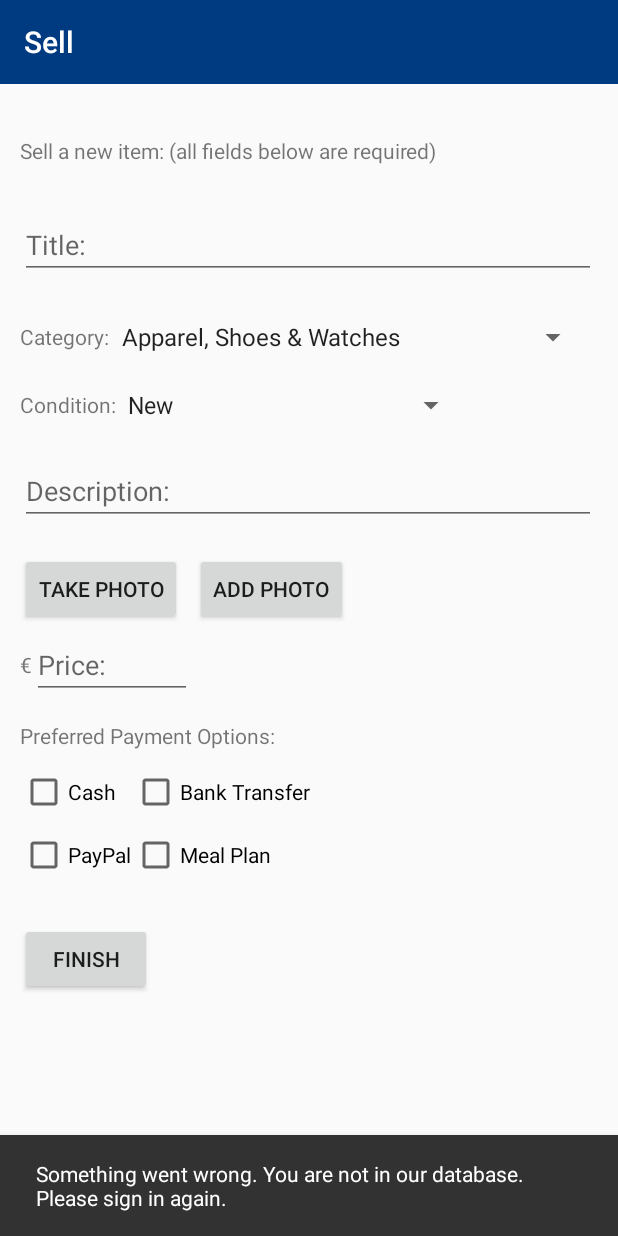
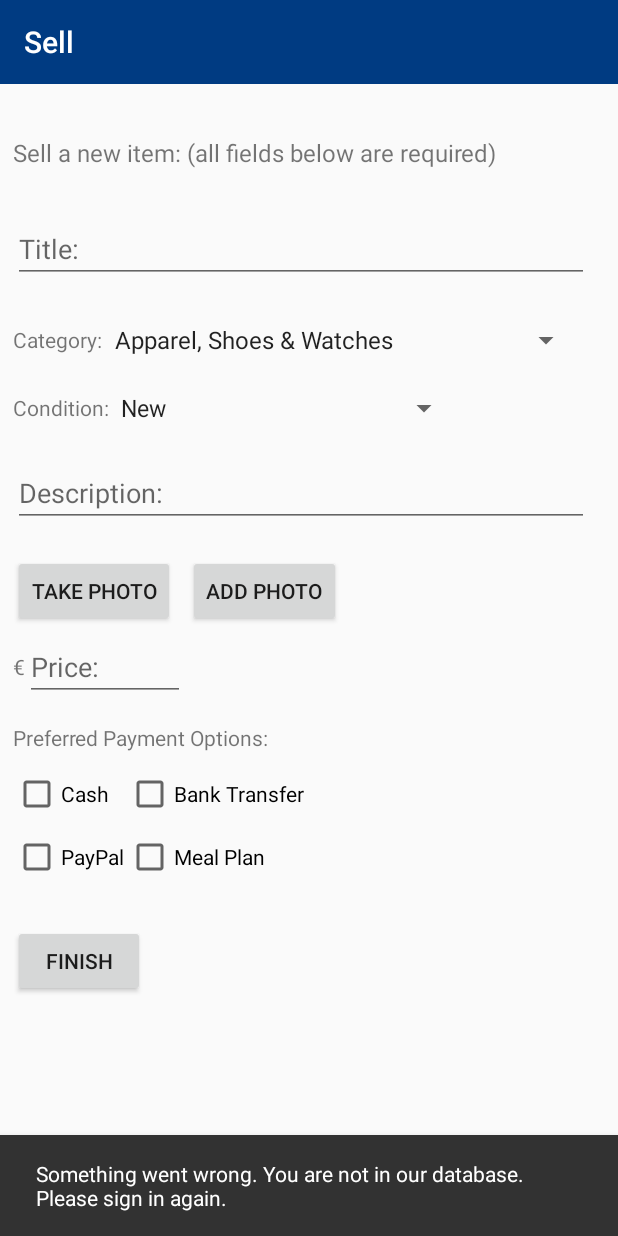
Before and after one commit to tillchen/JStore_Android, an Android app: the SellFragment screen opened through its navigation route, on a phone screen of 412 x 824 dp. Run offline under Robolectric (Android 15) with nearby library versions, the light colour scheme and no system bars; our stand-ins replace Firebase (no records; nobody signed in at launch, a user with empty details on screens opened directly), navigation-ui, paging; libraries missing offline, so code that uses them is left out: androidx.paging, com.firebase.ui; 7 statements that could not run were skipped.

Commit message:
tweaked UI

```diff
--- a/app/src/main/res/layout/fragment_sell.xml
+++ b/app/src/main/res/layout/fragment_sell.xml
@@ -66,6 +66,7 @@
             android:layout_width="wrap_content"
             android:layout_height="wrap_content"
             android:text="@string/sell_a_new_item"
+            android:textSize="16sp"
             app:layout_constraintBottom_toBottomOf="parent"
             app:layout_constraintEnd_toEndOf="parent"
             app:layout_constraintHorizontal_bias="0.1"
--- a/app/src/main/res/layout/item_post.xml
+++ b/app/src/main/res/layout/item_post.xml
@@ -24,6 +24,8 @@
         android:id="@+id/item_title_textView"
         android:layout_width="250dp"
         android:layout_height="wrap_content"
+        android:textSize="16sp"
+        android:textStyle="bold"
         app:layout_constraintBottom_toBottomOf="@+id/item_imageView"
         app:layout_constraintEnd_toEndOf="parent"
         app:layout_constraintHorizontal_bias="0.1"
@@ -46,6 +48,8 @@
         android:id="@+id/item_price_textView"
         android:layout_width="250dp"
         android:layout_height="wrap_content"
+        android:textSize="18dp"
+        android:textStyle="italic"
         app:layout_constraintBottom_toBottomOf="@+id/item_imageView"
         app:layout_constraintEnd_toEndOf="@+id/item_owner_textView"
         app:layout_constraintHorizontal_bias="0.0"
```
